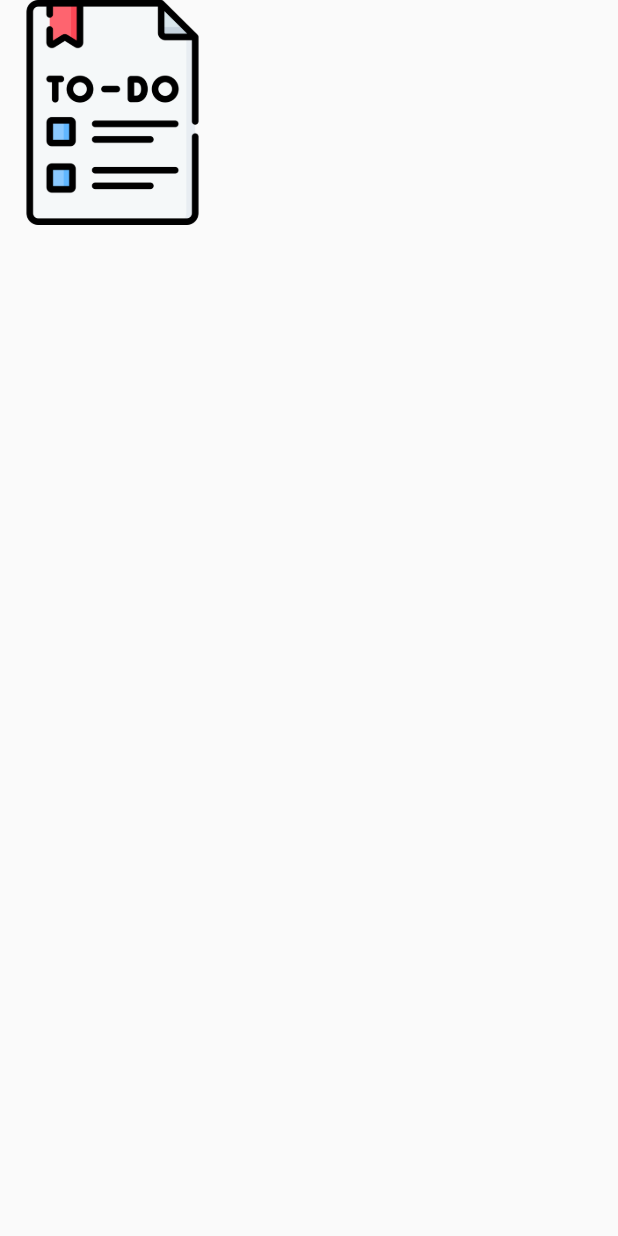
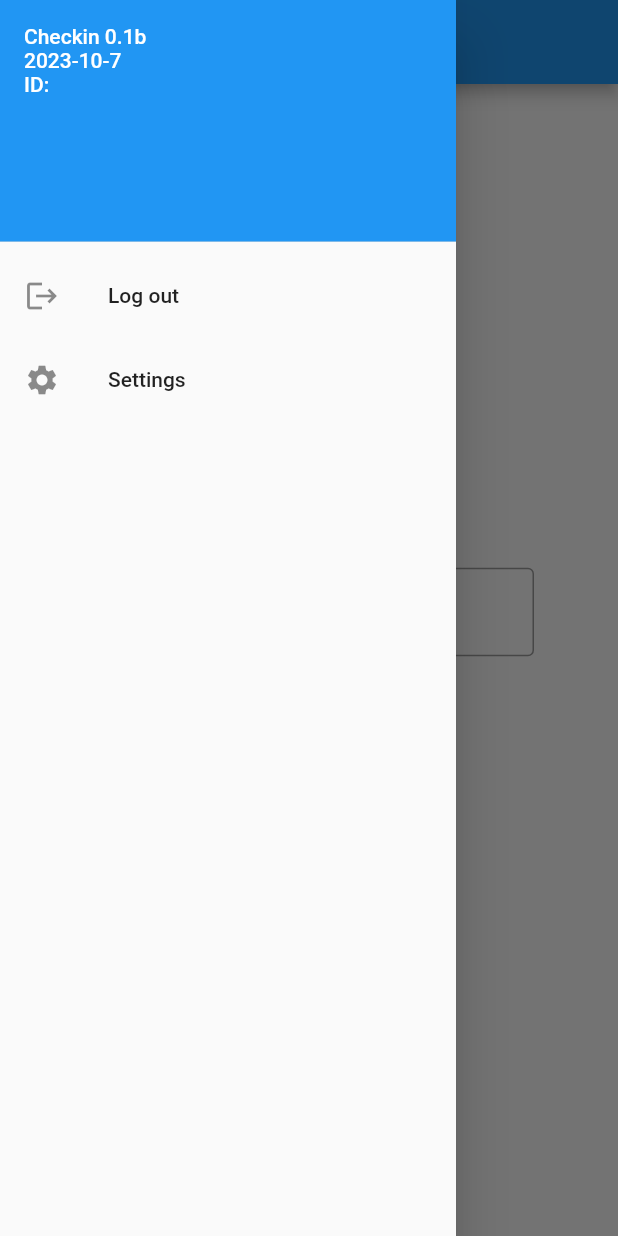
Before and after one commit to aschershapiro/checkin, a Flutter app: the SplashScreen screen opened directly, with the side drawer open (before the commit the screen has no drawer), on a phone screen of 412 x 824 dp. Run offline on Flutter 3.47's test engine with Material 2 defaults, Android fonts, the phone set to English and light mode, and no system bars; our stand-ins replace fl_chart, get, objectbox, pocketbase; missing offline and left inert: encrypt; generated files the repository leaves out were written again.

Commit message:
added splash screen to ask for signed in user password sync settings to server when new daily task is added or removed fixed some bugs in database sync

```diff
--- a/lib/database/database.dart
+++ b/lib/database/database.dart
@@ -5,6 +5,7 @@ import 'package:checkin/models/settings.dart';
 import 'package:checkin/models/todoitem.dart';
 import 'package:checkin/objectbox.dart';
 import 'package:checkin/objectbox.g.dart';
+import 'package:intl/intl.dart';
 import 'package:pocketbase/pocketbase.dart';
 
 class Database {
@@ -63,12 +64,13 @@ class Database {
         }
       }
       //delete
-      var boxIds = boxItems.map((e) => e.id).toList();
-      for (var item in resp) {
-        if (!boxIds.contains(item.data['boxid'])) {
-          _pb.collection('todo_items').delete(item.id);
-        }
-      }
+      // var boxIds = boxItems.map((e) => e.id).toList();
+      // for (var item in resp) {
+      //   if (!boxIds.contains(item.data['boxid'])) {
+      //     _pb.collection('todo_items').delete(item.id);
+      //   }
+      // }
+
       // sync day from box to server
       resp = await _pb.collection('days').getFullList();
       var boxDays = objectBox.dayBox.getAll();
@@ -79,7 +81,8 @@ class Database {
                 previousValue || element.data['boxid'] == item.id);
 
         //update
-        if (contains) {
+        if (contains &&
+            item.date == DateFormat('yyyy-MM-dd').format(DateTime.now())) {
           var pbId = resp
               .where((element) => element.data['boxid'] == item.id)
               .first
@@ -98,7 +101,7 @@ class Database {
           _pb.collection('days').update(pbId, body: body);
         }
         //create
-        else {
+        else if (!contains) {
           final body = <String, dynamic>{
             "date": item.date,
             'dailyplus': Encryption.encryptStringWithPassword(
@@ -115,18 +118,42 @@ class Database {
               );
         }
       }
-      //delete
-      // var daysIds = boxDays.map((e) => e.id).toList();
-      // for (var item in resp) {
-      //   if (!daysIds.contains(item.data['boxid'])) {
-      //     _pb.collection('days').delete(item.id);
-      //   }
-      // }
+      // delete
+      var daysIds = boxDays.map((e) => e.id).toList();
+      for (var item in resp) {
+        if (!daysIds.contains(item.data['boxid'])) {
+          _pb.collection('days').delete(item.id);
+        }
+      }
+
+      //sync settings to server
       var id = await _pb.collection('settings').getFullList().then((value) =>
           value
-              .where((element) => element.data['title'] == 'syncdate')
+              .where((element) => element.data['title'] == 'dailyplustitles')
               .first
               .id);
+      _pb.collection('settings').update(id, body: <String, dynamic>{
+        'title': 'dailyplustitles',
+        'value': Encryption.encryptStringWithPassword(
+            c.settings.value.dailyPlusTitles.toString(),
+            c.settings.value.password)
+      });
+
+      id = await _pb.collection('settings').getFullList().then((value) => value
+          .where((element) => element.data['title'] == 'dailyminustitles')
+          .first
+          .id);
+      _pb.collection('settings').update(id, body: <String, dynamic>{
+        'title': 'dailyminustitles',
+        'value': Encryption.encryptStringWithPassword(
+            c.settings.value.dailyMinusTitles.toString(),
+            c.settings.value.password)
+      });
+
+      id = await _pb.collection('settings').getFullList().then((value) => value
+          .where((element) => element.data['title'] == 'syncdate')
+          .first
+          .id);
       _pb.collection('settings').update(id, body: <String, dynamic>{
         'title': 'syncdate',
         'value': DateTime.now().subtract(const Duration(minutes: 1)).toString()
@@ -228,6 +255,29 @@ class Database {
         objectBox.todosBox.remove(item.id);
       }
     }
+    // sync settings
+    var s1 = await _pb.collection('settings').getFullList().then((value) =>
+        value
+            .where((element) => element.data['title'] == 'dailyplustitles')
+            .first);
+    c.settings.value.dailyPlusTitles = (Encryption.decryptStringWithPassword(
+            s1.data['value'], c.settings.value.password))
+        .replaceAll('[', '')
+        .replaceAll(']', '')
+        .split(',')
+        .map((e) => e.trim())
+        .toList();
+
+    s1 = await _pb.collection('settings').getFullList().then((value) => value
+        .where((element) => element.data['title'] == 'dailyminustitles')
+        .first);
+    c.settings.value.dailyMinusTitles = (Encryption.decryptStringWithPassword(
+            s1.data['value'], c.settings.value.password))
+        .replaceAll('[', '')
+        .replaceAll(']', '')
+        .split(',')
+        .map((e) => e.trim())
+        .toList();
   }
 
   Future<void> initialSync(
@@ -299,6 +349,20 @@ class Database {
       "user": record.id
     };
     await _pb.collection('settings').create(body: body2);
+    final body3 = <String, dynamic>{
+      "title": "dailyplustitles",
+      "value": Encryption.encryptStringWithPassword(
+          '[+Task1, +Task2, +Task3]', password),
+      "user": record.id
+    };
+    await _pb.collection('settings').create(body: body3);
+    final body4 = <String, dynamic>{
+      "title": "dailyminustitles",
+      "value": Encryption.encryptStringWithPassword(
+          '[-Task1, -Task2, -Task3]', password),
+      "user": record.id
+    };
+    await _pb.collection('settings').create(body: body4);
     await _pb.collection('users').requestVerification(email);
     await objectBox.dayBox.removeAllAsync();
     await objectBox.todosBox.removeAllAsync();
--- a/lib/main.dart
+++ b/lib/main.dart
@@ -14,14 +14,13 @@ final database = Database();
 Future<void> main() async {
   WidgetsFlutterBinding.ensureInitialized();
   objectBox = await ObjectBox.create();
-  //objectBox.dayBox.removeAll();
   c = Get.put(Controller());
   await database.autoLogin();
 
   runApp(GetMaterialApp(
     debugShowCheckedModeBanner: false,
     title: 'Checkin',
-    home: database.isAuth ? TodoListPage() : const LoginPage(),
+    home: database.isAuth ? const SplashScreen() : const LoginPage(),
     //initialRoute: '/todolist',
     getPages: appRoutes,
     theme: ThemeData(primarySwatch: Colors.blue),
--- a/lib/models/encryption.dart
+++ b/lib/models/encryption.dart
@@ -6,7 +6,7 @@ import 'package:encrypt/encrypt.dart';
 
 class Encryption {
   static String encryptStringWithPassword(String text, String password) {
-    if (password == '') return text;
+    if (password == '' || text == '') return text;
     final key = sha256.convert(utf8.encode(password)).bytes;
     final iv = List<int>.generate(16, (_) => 0); // Initialization vector
     final encrypter = Encrypter(AES(Key(Uint8List.fromList(key))));
@@ -16,7 +16,7 @@ class Encryption {
 
   static String decryptStringWithPassword(
       String encryptedText, String password) {
-    if (password == '') return encryptedText;
+    if (password == '' || encryptedText == '') return encryptedText;
     final key = sha256.convert(utf8.encode(password)).bytes;
     final iv = List<int>.generate(16, (_) => 0); // Initialization vector
     final encrypter = Encrypter(AES(Key(Uint8List.fromList(key))));
--- a/lib/models/settings.dart
+++ b/lib/models/settings.dart
@@ -17,6 +17,7 @@ class Settings {
   var userId = '';
   var userToken = '';
   var password = '';
+  var username = '';
   Settings();
 }
 
--- a/lib/views/dailypluspage.dart
+++ b/lib/views/dailypluspage.dart
@@ -51,7 +51,7 @@ class DailyPlusPage extends StatelessWidget {
         ),
         appBar: AppBar(
           toolbarHeight: 50,
-          title: Text('Habit tracker for good habits'),
+          title: Text('Good habits'),
           actions: [
             Obx(
               () => Visibility(
--- a/lib/views/splashscreen.dart
+++ b/lib/views/splashscreen.dart
@@ -1,16 +1,115 @@
+import 'package:checkin/main.dart';
+import 'package:checkin/views/loginpage.dart';
 import 'package:flutter/material.dart';
+import 'package:get/get.dart';
+import 'package:pocketbase/pocketbase.dart';
 
 class SplashScreen extends StatelessWidget {
   const SplashScreen({super.key});
 
   @override
   Widget build(BuildContext context) {
+    var pass = '';
     return Scaffold(
-      body: Padding(
-        padding: const EdgeInsets.only(bottom: 40),
-        child: Image.asset(
-          'assets/icon.png',
-          width: 150,
+      drawer: Drawer(
+        child: ListView(
+          // Important: Remove any padding from the ListView.
+          padding: EdgeInsets.zero,
+          children: [
+            DrawerHeader(
+              decoration: const BoxDecoration(
+                color: Colors.blue,
+              ),
+              child: Text(
+                'Checkin 0.1b\n${DateTime.now().year}-${DateTime.now().month}-${DateTime.now().day} \nID: ${c.settings.value.userId}',
+                style: const TextStyle(color: Colors.white),
+              ),
+            ),
+            ListTile(
+              title: const Text('Log out'),
+              leading: const Icon(Icons.logout),
+              onTap: () {
+                database.logout();
+                Get.off(() => const LoginPage());
+              },
+            ),
+            ListTile(
+              title: const Text('Settings'),
+              leading: const Icon(Icons.settings),
+              onTap: () {
+                // Update the state of the app.
+                // ...
+              },
+            ),
+          ],
+        ),
+      ),
+      appBar: AppBar(
+        title: const Center(child: Text("Welcome back!")),
+      ),
+      body: Center(
+        child: Column(
+          mainAxisAlignment: MainAxisAlignment.center,
+          children: [
+            Padding(
+              padding: const EdgeInsets.all(8.0),
+              child: SizedBox(
+                width: 300,
+                child: TextField(
+                  autofocus: true,
+                  decoration: const InputDecoration(
+                    border: OutlineInputBorder(),
+                    labelText: 'Password',
+                  ),
+                  obscureText: true,
+                  onChanged: (value) {
+                    pass = value;
+                  },
+                ),
+              ),
+            ),
+            Padding(
+              padding: const EdgeInsets.all(8.0),
+              child: IconButton(
+                onPressed: () async {
+                  try {
+                    c.isLoading.value = true;
+                    if (pass == c.settings.value.password) {
+                      c.isLoading.value = false;
+                      Get.offAndToNamed('/todolist');
+                    } else {
+                      Get.showSnackbar(
+                        const GetSnackBar(
+                          title: 'Error',
+                          message: "Incorrect Password!",
+                          icon: Icon(Icons.error, color: Colors.red),
+                          duration: Duration(seconds: 4),
+                        ),
+                      );
+                      c.isLoading.value = false;
+                    }
+                  } on ClientException catch (e) {
+                    var resp = e;
+
+                    Get.showSnackbar(
+                      GetSnackBar(
+                        title: 'Error',
+                        message: resp.toString(),
+                        icon: const Icon(Icons.error, color: Colors.red),
+                        duration: const Duration(seconds: 4),
+                      ),
+                    );
+                    c.isLoading.value = false;
+                    c.isSyncing.value = false;
+                  }
+                },
+                icon: Obx(() => c.isLoading.value
+                    ? const CircularProgressIndicator()
+                    : const Icon(Icons.login)),
+                splashColor: Colors.blue,
+              ),
+            ),
+          ],
         ),
       ),
     );
```
